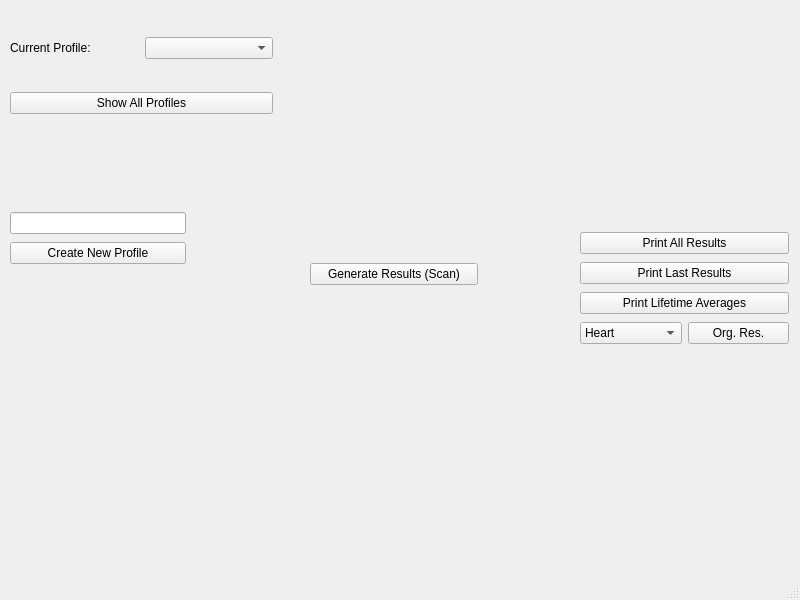
Qt form mainwindow.ui (luka-weicker/3004_Final) before a commit.
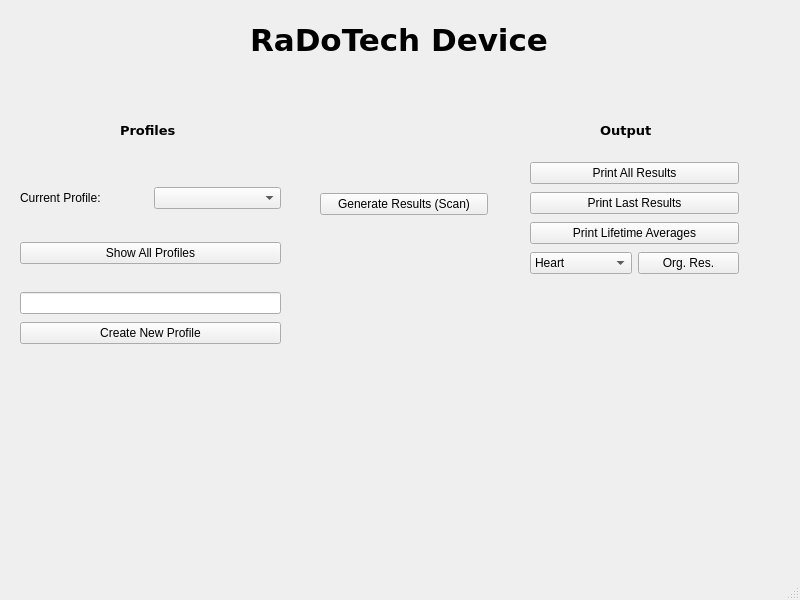
The same form after that commit.

Patch:
```diff
--- a/mainwindow.ui
+++ b/mainwindow.ui
@@ -17,8 +17,8 @@
    <widget class="QWidget" name="verticalLayoutWidget">
     <property name="geometry">
      <rect>
-      <x>310</x>
-      <y>230</y>
+      <x>320</x>
+      <y>160</y>
       <width>168</width>
       <height>89</height>
      </rect>
@@ -36,9 +36,9 @@
    <widget class="QWidget" name="verticalLayoutWidget_2">
     <property name="geometry">
      <rect>
-      <x>10</x>
-      <y>210</y>
-      <width>176</width>
+      <x>20</x>
+      <y>290</y>
+      <width>261</width>
       <height>58</height>
      </rect>
     </property>
@@ -58,8 +58,8 @@
    <widget class="QWidget" name="gridLayoutWidget">
     <property name="geometry">
      <rect>
-      <x>580</x>
-      <y>230</y>
+      <x>530</x>
+      <y>160</y>
       <width>209</width>
       <height>120</height>
      </rect>
@@ -127,9 +127,9 @@
    <widget class="QWidget" name="gridLayoutWidget_2">
     <property name="geometry">
      <rect>
-      <x>10</x>
-      <y>10</y>
-      <width>263</width>
+      <x>20</x>
+      <y>160</y>
+      <width>261</width>
       <height>131</height>
      </rect>
     </property>
@@ -153,6 +153,69 @@
      </item>
     </layout>
    </widget>
+   <widget class="QLabel" name="title">
+    <property name="geometry">
+     <rect>
+      <x>250</x>
+      <y>10</y>
+      <width>311</width>
+      <height>61</height>
+     </rect>
+    </property>
+    <property name="font">
+     <font>
+      <family>DejaVu Sans</family>
+      <pointsize>23</pointsize>
+      <weight>75</weight>
+      <bold>true</bold>
+     </font>
+    </property>
+    <property name="text">
+     <string>RaDoTech Device</string>
+    </property>
+   </widget>
+   <widget class="QLabel" name="title_2">
+    <property name="geometry">
+     <rect>
+      <x>120</x>
+      <y>100</y>
+      <width>61</width>
+      <height>61</height>
+     </rect>
+    </property>
+    <property name="font">
+     <font>
+      <family>DejaVu Sans</family>
+      <pointsize>10</pointsize>
+      <weight>75</weight>
+      <bold>true</bold>
+     </font>
+    </property>
+    <property name="text">
+     <string>Profiles</string>
+    </property>
+   </widget>
+   <widget class="QLabel" name="title_3">
+    <property name="geometry">
+     <rect>
+      <x>600</x>
+      <y>100</y>
+      <width>61</width>
+      <height>61</height>
+     </rect>
+    </property>
+    <property name="font">
+     <font>
+      <family>DejaVu Sans</family>
+      <pointsize>10</pointsize>
+      <weight>75</weight>
+      <bold>true</bold>
+     </font>
+    </property>
+    <property name="text">
+     <string>Output</string>
+    </property>
+   </widget>
   </widget>
   <widget class="QMenuBar" name="menubar">
    <property name="geometry">
```
